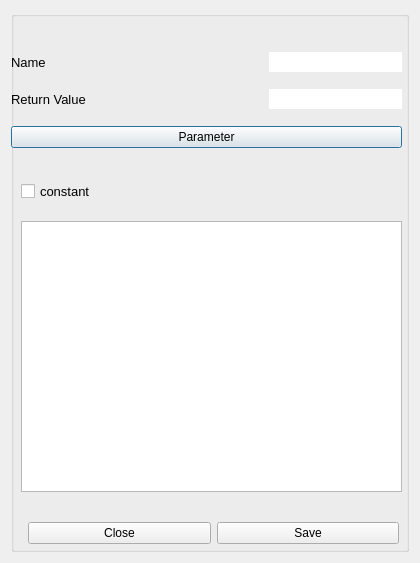
The window that Sources/Gui/functionwidged.ui (dreinstein/Codegenerator-Cplusplus) describes before a commit, drawn with Qt 5.
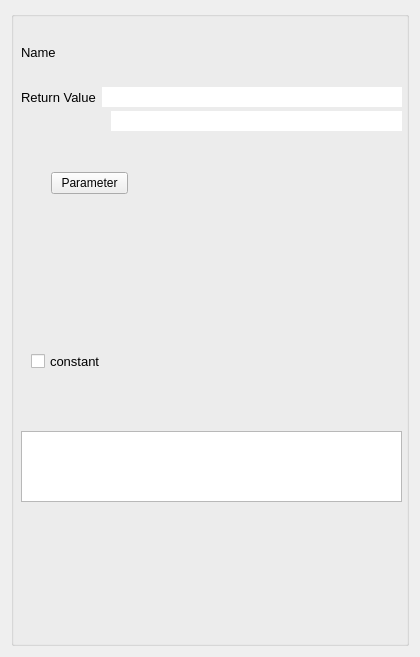
The same window after the commit.

```diff
--- a/Sources/Gui/functionwidged.ui
+++ b/Sources/Gui/functionwidged.ui
@@ -7,7 +7,7 @@
     <x>0</x>
     <y>0</y>
     <width>420</width>
-    <height>563</height>
+    <height>657</height>
    </rect>
   </property>
   <property name="windowTitle">
@@ -28,40 +28,43 @@
         <height>118</height>
        </rect>
       </property>
-      <layout class="QGridLayout" name="gridLayout_2">
-       <item row="1" column="0">
-        <layout class="QHBoxLayout" name="horizontalLayout_3">
-         <item>
-          <widget class="QLabel" name="label_3">
-           <property name="font">
-            <font>
-             <pointsize>10</pointsize>
-            </font>
-           </property>
-           <property name="text">
-            <string>Return Value</string>
-           </property>
-          </widget>
-         </item>
-         <item>
-          <widget class="QLineEdit" name="editFunctionReturnValue">
-           <property name="maximumSize">
+      <widget class="QLineEdit" name="edit_FunctionName">
+       <property name="enabled">
+        <bool>true</bool>
+       </property>
+       <property name="geometry">
+        <rect>
+         <x>100</x>
+         <y>70</y>
+         <width>340</width>
+         <height>20</height>
+        </rect>
+       </property>
+       <property name="minimumSize">
             <size>
-             <width>133</width>
-             <height>16777215</height>
+         <width>340</width>
+         <height>0</height>
             </size>
            </property>
            <property name="toolTip">
             <string>&lt;html&gt;&lt;head/&gt;&lt;body&gt;&lt;p&gt;give in name&lt;/p&gt;&lt;/body&gt;&lt;/html&gt;</string>
            </property>
+       <property name="maxLength">
+        <number>32769</number>
+       </property>
            <property name="frame">
             <bool>false</bool>
            </property>
           </widget>
-         </item>
-        </layout>
-       </item>
-       <item row="0" column="0">
+      <widget class="QWidget" name="">
+       <property name="geometry">
+        <rect>
+         <x>10</x>
+         <y>0</y>
+         <width>381</width>
+         <height>22</height>
+        </rect>
+       </property>
         <layout class="QHBoxLayout" name="horizontalLayout_2">
          <item>
           <widget class="QLabel" name="label">
@@ -75,12 +78,36 @@
            </property>
           </widget>
          </item>
+       </layout>
+      </widget>
+      <widget class="QWidget" name="">
+       <property name="geometry">
+        <rect>
+         <x>10</x>
+         <y>45</y>
+         <width>381</width>
+         <height>22</height>
+        </rect>
+       </property>
+       <layout class="QHBoxLayout" name="horizontalLayout_3">
          <item>
-          <widget class="QLineEdit" name="editFunctionName">
-           <property name="maximumSize">
+         <widget class="QLabel" name="label_3">
+          <property name="font">
+           <font>
+            <pointsize>10</pointsize>
+           </font>
+          </property>
+          <property name="text">
+           <string>Return Value</string>
+          </property>
+         </widget>
+        </item>
+        <item>
+         <widget class="QLineEdit" name="edit_FunctionReturnValue">
+          <property name="minimumSize">
             <size>
-             <width>133</width>
-             <height>16777215</height>
+            <width>299</width>
+            <height>0</height>
             </size>
            </property>
            <property name="toolTip">
@@ -92,47 +119,24 @@
           </widget>
          </item>
         </layout>
-       </item>
-       <item row="2" column="0">
-        <layout class="QHBoxLayout" name="horizontalLayout_4">
-         <item>
-          <widget class="QPushButton" name="pushButton_SetParameter">
-           <property name="cursor">
-            <cursorShape>ArrowCursor</cursorShape>
-           </property>
-           <property name="text">
-            <string>Parameter</string>
-           </property>
-          </widget>
-         </item>
-        </layout>
-       </item>
-      </layout>
+      </widget>
+      <zorder>edit_FunctionReturnValue</zorder>
+      <zorder>edit_FunctionName</zorder>
      </widget>
      <widget class="QWidget" name="widget_2" native="true">
       <property name="geometry">
        <rect>
         <x>10</x>
-        <y>160</y>
+        <y>230</y>
         <width>391</width>
-        <height>341</height>
-       </rect>
-      </property>
-      <widget class="QListView" name="listView_Functions">
-       <property name="geometry">
-        <rect>
-         <x>0</x>
-         <y>50</y>
-         <width>381</width>
          <height>271</height>
         </rect>
        </property>
-      </widget>
       <widget class="QCheckBox" name="checkBox_FunctionConstant">
        <property name="geometry">
         <rect>
-         <x>0</x>
-         <y>10</y>
+         <x>10</x>
+         <y>110</y>
          <width>373</width>
          <height>20</height>
         </rect>
@@ -146,12 +150,11 @@
         <string>constant</string>
        </property>
       </widget>
-     </widget>
      <widget class="QWidget" name="layoutWidget">
       <property name="geometry">
        <rect>
-        <x>17</x>
-        <y>510</y>
+         <x>10</x>
+         <y>290</y>
         <width>371</width>
         <height>25</height>
        </rect>
@@ -168,6 +171,39 @@
         <widget class="QPushButton" name="Save_Button">
          <property name="text">
           <string>Save</string>
+          </property>
+         </widget>
+        </item>
+       </layout>
+      </widget>
+      <widget class="QListView" name="listView_Functions_2">
+       <property name="geometry">
+        <rect>
+         <x>0</x>
+         <y>190</y>
+         <width>381</width>
+         <height>71</height>
+        </rect>
+       </property>
+      </widget>
+     </widget>
+     <widget class="QWidget" name="">
+      <property name="geometry">
+       <rect>
+        <x>40</x>
+        <y>160</y>
+        <width>77</width>
+        <height>25</height>
+       </rect>
+      </property>
+      <layout class="QHBoxLayout" name="horizontalLayout_4">
+       <item>
+        <widget class="QPushButton" name="pushButton_SetParameter">
+         <property name="cursor">
+          <cursorShape>ArrowCursor</cursorShape>
+         </property>
+         <property name="text">
+          <string>Parameter</string>
          </property>
         </widget>
        </item>
```
Lines whose indentation alone changed are shown as unchanged.
